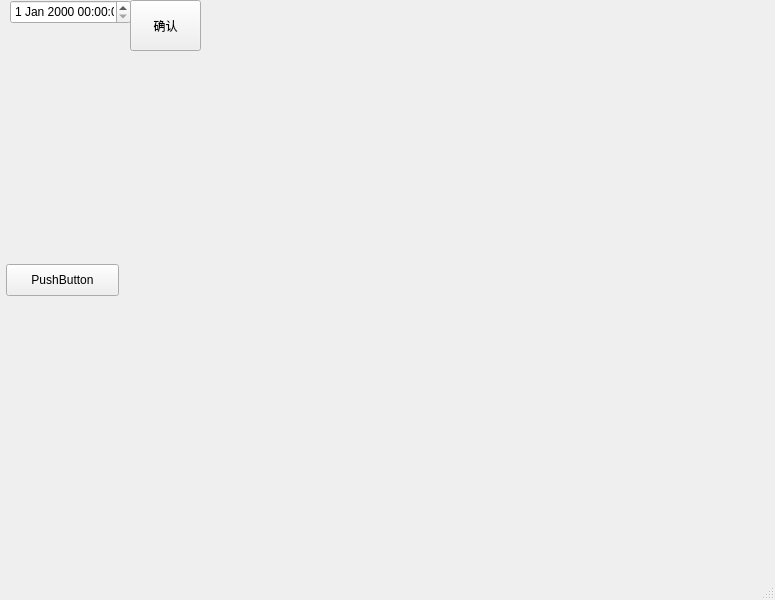
Before: the Qt Designer form main_gui.ui in liuli-liekkas/auto_test, drawn with Qt 5.
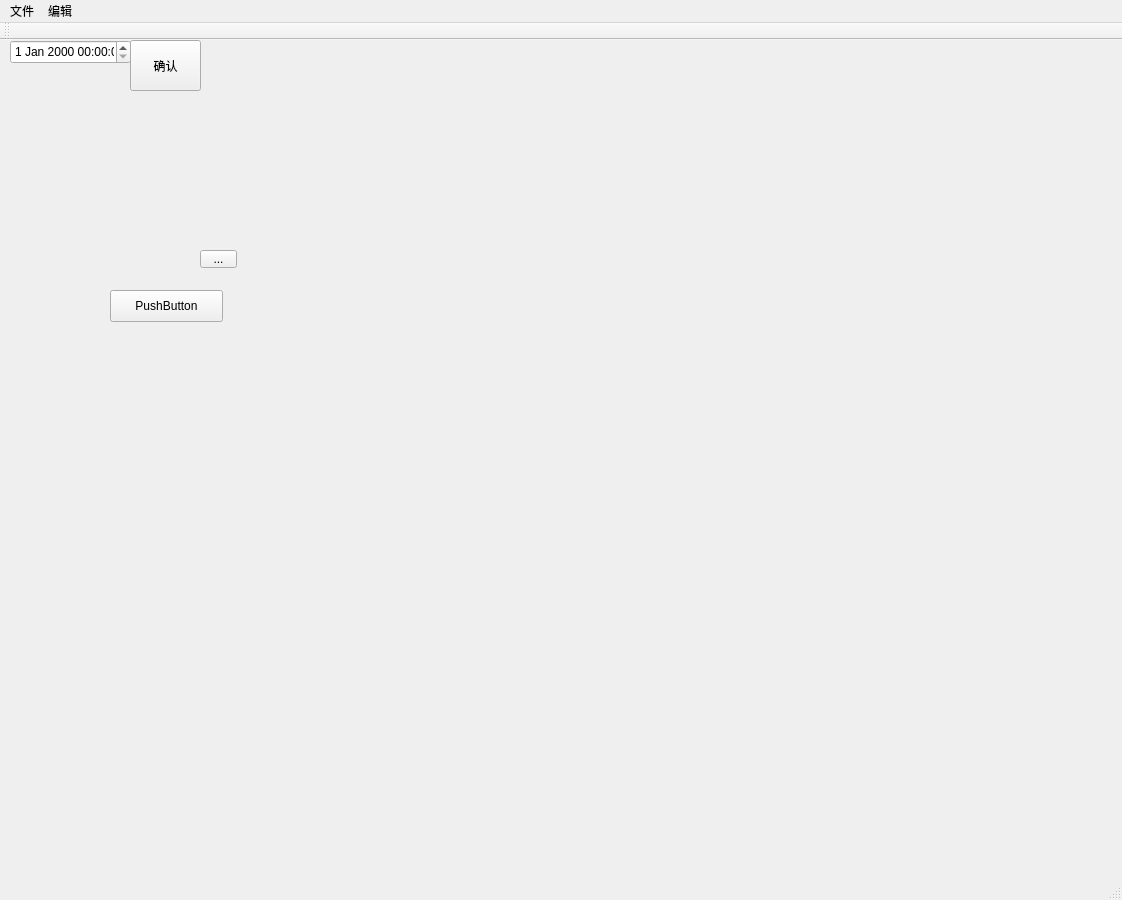
After: the same form once the commit is applied.

Diff of the .ui file:
```diff
--- a/main_gui.ui
+++ b/main_gui.ui
@@ -6,19 +6,22 @@
    <rect>
     <x>0</x>
     <y>0</y>
-    <width>775</width>
-    <height>600</height>
+    <width>1122</width>
+    <height>900</height>
    </rect>
   </property>
   <property name="windowTitle">
-   <string>MainWindow</string>
+   <string/>
+  </property>
+  <property name="documentMode">
+   <bool>true</bool>
   </property>
   <widget class="QWidget" name="centralwidget">
    <widget class="QPushButton" name="pushButton">
     <property name="geometry">
      <rect>
-      <x>6</x>
-      <y>264</y>
+      <x>110</x>
+      <y>250</y>
       <width>113</width>
       <height>32</height>
      </rect>
@@ -50,18 +53,87 @@
      <string>确认</string>
     </property>
    </widget>
+   <widget class="QToolButton" name="toolButton">
+    <property name="geometry">
+     <rect>
+      <x>200</x>
+      <y>210</y>
+      <width>37</width>
+      <height>18</height>
+     </rect>
+    </property>
+    <property name="text">
+     <string>...</string>
+    </property>
+   </widget>
   </widget>
-  <widget class="QMenuBar" name="menubar">
+  <widget class="QStatusBar" name="statusbar"/>
+  <widget class="QMenuBar" name="menuBar">
    <property name="geometry">
     <rect>
      <x>0</x>
      <y>0</y>
-     <width>775</width>
-     <height>22</height>
+     <width>1122</width>
+     <height>23</height>
     </rect>
    </property>
+   <property name="autoFillBackground">
+    <bool>false</bool>
+   </property>
+   <property name="defaultUp">
+    <bool>true</bool>
+   </property>
+   <widget class="QMenu" name="menu">
+    <property name="tearOffEnabled">
+     <bool>true</bool>
+    </property>
+    <property name="title">
+     <string>文件</string>
+    </property>
+    <addaction name="actionjj"/>
+    <addaction name="actionddd"/>
+    <addaction name="actionaa"/>
+    <addaction name="separator"/>
+   </widget>
+   <widget class="QMenu" name="menu_2">
+    <property name="title">
+     <string>编辑</string>
+    </property>
+   </widget>
+   <addaction name="menu"/>
+   <addaction name="menu_2"/>
   </widget>
-  <widget class="QStatusBar" name="statusbar"/>
+  <widget class="QToolBar" name="toolBar">
+   <property name="windowTitle">
+    <string>toolBar</string>
+   </property>
+   <attribute name="toolBarArea">
+    <enum>TopToolBarArea</enum>
+   </attribute>
+   <attribute name="toolBarBreak">
+    <bool>false</bool>
+   </attribute>
+  </widget>
+  <action name="action_3">
+   <property name="text">
+    <string>新建</string>
+   </property>
+  </action>
+  <action name="actionddd">
+   <property name="text">
+    <string>打开</string>
+   </property>
+  </action>
+  <action name="actionaa">
+   <property name="text">
+    <string>保存</string>
+   </property>
+  </action>
+  <action name="actionjj">
+   <property name="text">
+    <string>新建</string>
+   </property>
+  </action>
  </widget>
  <resources/>
  <connections/>
```
